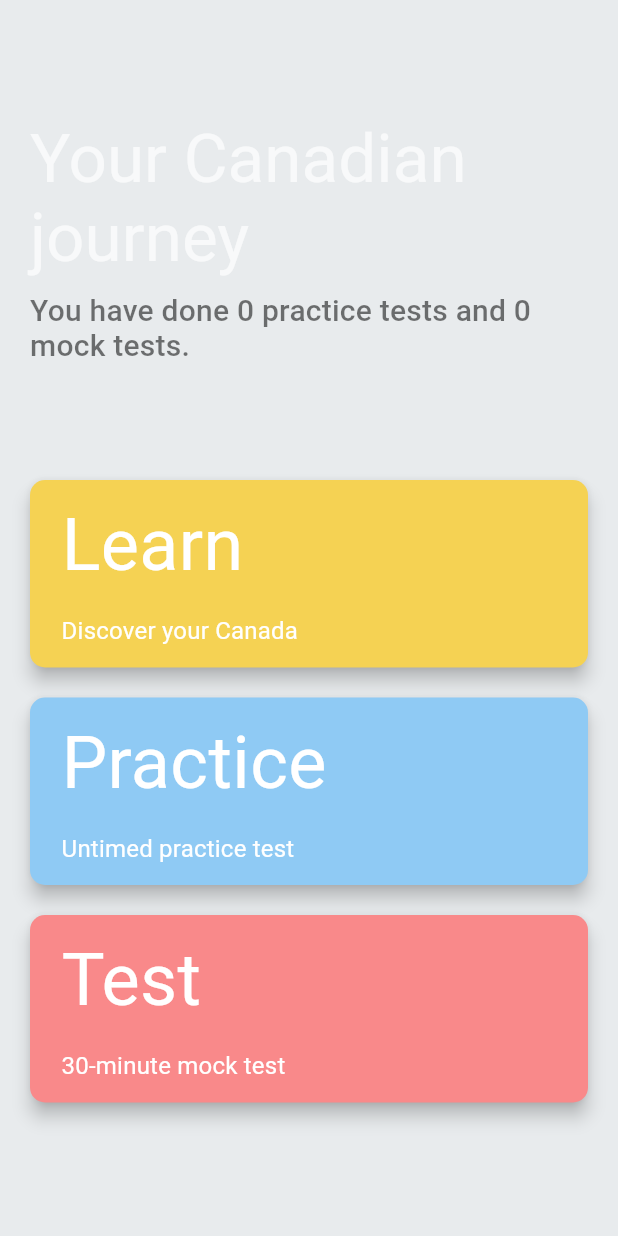
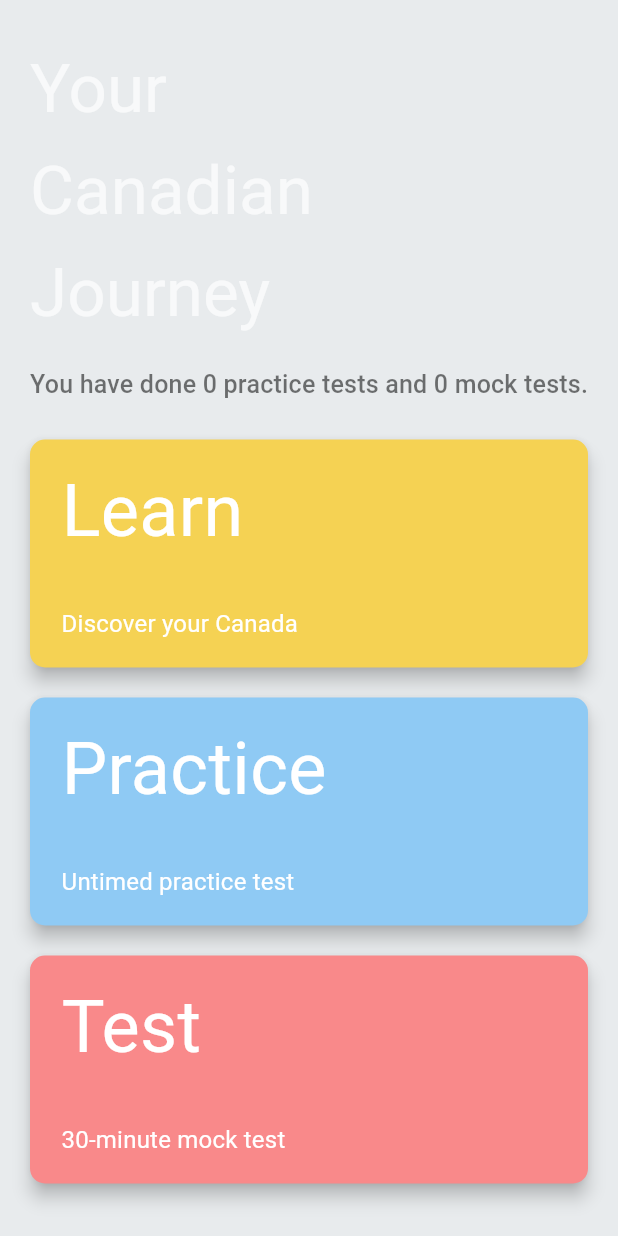
Before and after one commit to derekphan/canadacitizenship, a Flutter app: the screen it shows after launch, on a phone screen of 412 x 824 dp. Run offline on Flutter 3.47's test engine with Material 2 defaults, Android fonts, the phone set to English and light mode, and no system bars; our stand-ins replace sembast, shared_preferences, timeline_tile; missing offline and left inert: encrypt; Roboto replaces fonts that are missing (Roboto Mono); statements that could not run were skipped.

```diff
--- a/lib/utilities/constant.dart
+++ b/lib/utilities/constant.dart
@@ -34,12 +34,12 @@ const TextTheme primaryTextTheme = TextTheme(
   ),
   bodyText2: TextStyle(
     color: Colors.white,
-    fontSize: 14.0,
+    fontSize: 15,
     letterSpacing: 0.25,
   ),
   button: TextStyle(
     color: Colors.white,
-    fontSize: 14.0,
+    fontSize: 15,
     letterSpacing: 1.25,
   ),
 );
@@ -67,12 +67,12 @@ const TextTheme accentTextTheme = TextTheme(
   ),
   bodyText2: TextStyle(
     color: Colors.black,
-    fontSize: 14.0,
+    fontSize: 15,
     letterSpacing: 0.25,
   ),
   button: TextStyle(
     color: Colors.black,
-    fontSize: 14.0,
+    fontSize: 15,
     letterSpacing: 1.25,
   ),
 );
--- a/lib/views/components/buttons.dart
+++ b/lib/views/components/buttons.dart
@@ -12,7 +12,8 @@ class MainButton extends StatelessWidget {
 
   @override
   Widget build(BuildContext context) {
-    return Container(
+    return Expanded(
+      child: Container(
         padding: const EdgeInsets.symmetric(vertical: 10.0),
         width: double.infinity,
         child: RaisedButton(
@@ -22,14 +23,17 @@ class MainButton extends StatelessWidget {
             borderRadius: BorderRadius.circular(10.0),
           ),
           child: Padding(
-          padding: const EdgeInsets.symmetric(horizontal: 5.0, vertical: 15.0),
+            padding:
+                const EdgeInsets.symmetric(horizontal: 5.0, vertical: 15.0),
             child: Column(
               mainAxisAlignment: MainAxisAlignment.spaceAround,
               crossAxisAlignment: CrossAxisAlignment.stretch,
               children: [
-              Text(
+                Flexible(
+                  child: Text(
                     title,
                     style: Theme.of(context).textTheme.headline4,
+                  ),
                 ),
                 SizedBox(
                   height: 20.0,
@@ -43,6 +47,7 @@ class MainButton extends StatelessWidget {
           ),
           onPressed: action,
         ),
+      ),
     );
   }
 }
@@ -51,8 +56,7 @@ class CircularButton extends StatelessWidget {
   final bool isCurrent;
   final bool isAnswered;
   final String title;
-  CircularButton(
-      {this.title, this.isCurrent = false, this.isAnswered = false});
+  CircularButton({this.title, this.isCurrent = false, this.isAnswered = false});
 
   @override
   Widget build(BuildContext context) {
@@ -64,7 +68,7 @@ class CircularButton extends StatelessWidget {
         elevation: 1.0,
         color: isCurrent
             ? Colors.amber
-            : (isAnswered? Colors.green : Colors.white),
+            : (isAnswered ? Colors.green : Colors.white),
         child: Text(title),
         padding: EdgeInsets.all(1.0),
         shape: CircleBorder(),
--- a/lib/views/screens/homescreen.dart
+++ b/lib/views/screens/homescreen.dart
@@ -35,34 +35,58 @@ class _HomeScreenState extends State<HomeScreen> {
 
   @override
   Widget build(BuildContext context) {
-    return SafeArea(
-      child: Container(
+    return Container(
       color: Theme.of(context).backgroundColor,
       child: Padding(
-          padding: const EdgeInsets.symmetric(horizontal: 20.0, vertical: 10.0),
+        padding: const EdgeInsets.symmetric(horizontal: 20.0, vertical: 25.0),
         child: Column(
           mainAxisAlignment: MainAxisAlignment.spaceEvenly,
           crossAxisAlignment: CrossAxisAlignment.start,
           children: [
-              Column(
+            Flexible(
+              flex: 1,
+              child: Column(
                 mainAxisAlignment: MainAxisAlignment.spaceAround,
                 crossAxisAlignment: CrossAxisAlignment.start,
                 children: [
-                  Text(
-                    'Your Canadian journey',
+                  FittedBox(
+                    fit: BoxFit.fitHeight,
+                    child: Text(
+                      'Your',
                       style: Theme.of(context).accentTextTheme.headline3,
                     ),
-                  SizedBox(
-                    height: 10.0,
                   ),
-                  Text(
+                 FittedBox(
+                    fit: BoxFit.fitHeight,
+                    child: Text(
+                      'Canadian',
+                      style: Theme.of(context).accentTextTheme.headline3,
+                    ),
+                  ),
+                  FittedBox(
+                    fit: BoxFit.fitHeight,
+                    child: Text(
+                      'Journey',
+                      style: Theme.of(context).accentTextTheme.headline3,
+                    ),
+                  ),
+                  Padding(
+                    padding: const EdgeInsets.symmetric(vertical: 10.0),
+                    child: FittedBox(
+                      fit: BoxFit.fitWidth,
+                      child: Text(
                         'You have done $_noPracticeDone practice tests and $_noTestDone mock tests.',
                         style: Theme.of(context).textTheme.headline6.copyWith(
                             color: Colors.black54, fontWeight: FontWeight.w500),
                       ),
+                    ),
+                  ),
                 ],
               ),
-              Column(
+            ),
+            Flexible(
+              flex: 2,
+              child: Column(
                 mainAxisAlignment: MainAxisAlignment.spaceAround,
                 crossAxisAlignment: CrossAxisAlignment.start,
                 children: [
@@ -96,8 +120,8 @@ class _HomeScreenState extends State<HomeScreen> {
                   ),
                 ],
               ),
+            ),
           ],
-          ),
         ),
       ),
     );
--- a/lib/views/screens/resultscreen.dart
+++ b/lib/views/screens/resultscreen.dart
@@ -56,7 +56,7 @@ class ResultScreen extends StatelessWidget {
                 ),
                 Expanded(
                   child: Padding(
-                    padding: const EdgeInsets.symmetric(horizontal: 25.0),
+                    padding: const EdgeInsets.symmetric(horizontal: 25.0, vertical: 10.0),
                     child: Container(
                       child: ListView.builder(
                         itemCount: numberOfTestQuestions,
```
Also changed, not shown: lib/views/screens/testscreen.dart (+108 -52 lines), 1 other file. Lines whose indentation alone changed are shown as unchanged.
